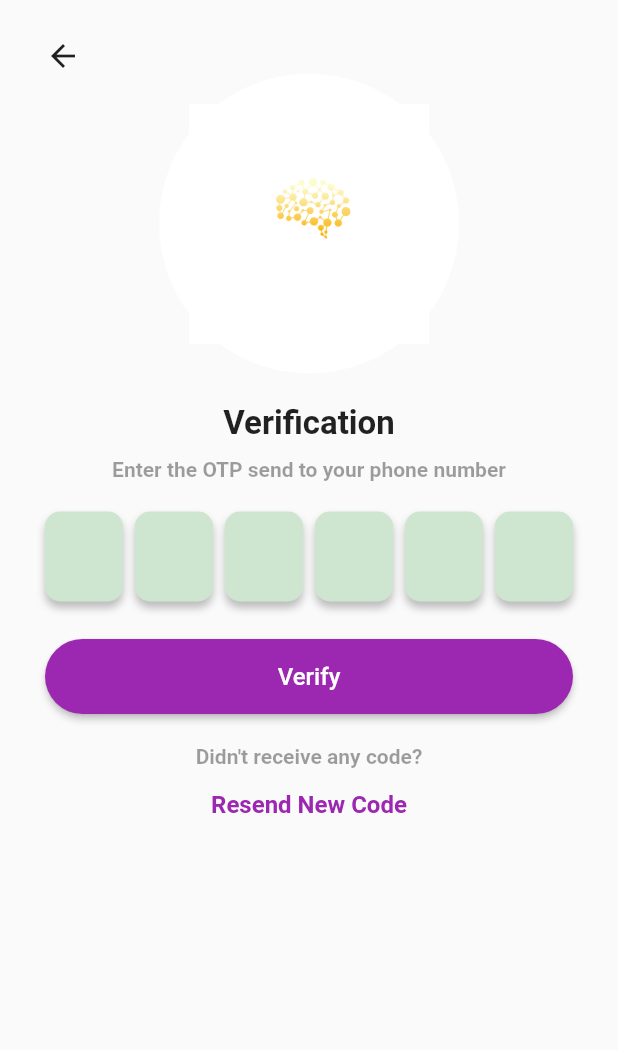
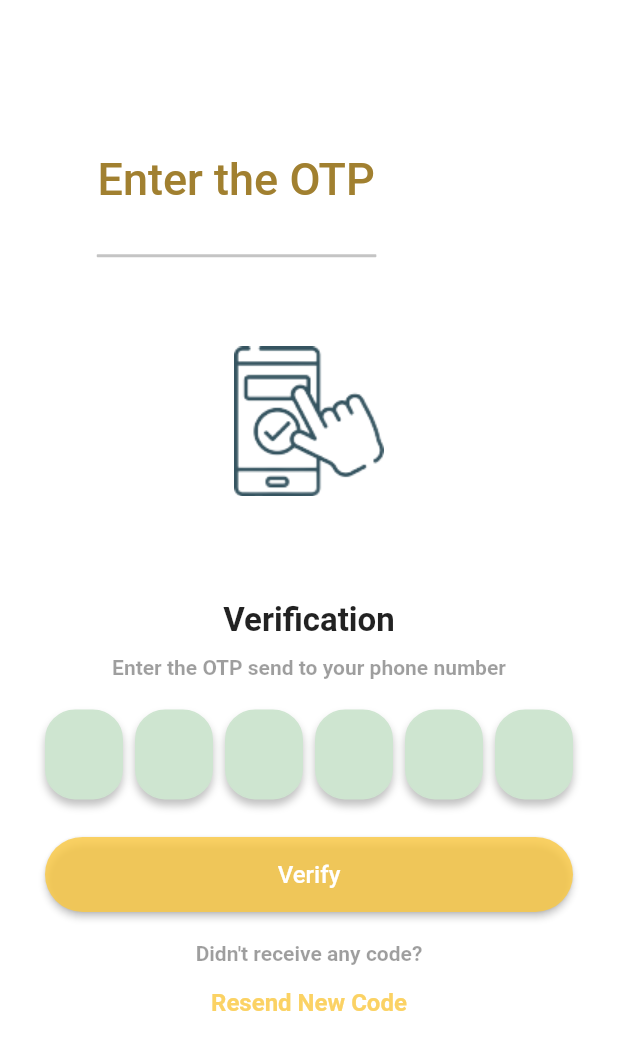
Before and after one commit to Avaneesh8/OnLearner, a Flutter app: the OtpScreen screen opened directly with empty values, on a phone screen of 412 x 824 dp. Shown: the top 1050 px of the screen. Run offline on Flutter 3.47's test engine with Material 2 defaults, Android fonts, the phone set to English and light mode, and no system bars; drawn by our look-alikes of pinput; our stand-ins replace cloud_firestore, country_picker, firebase_auth, firebase_core, firebase_storage, image_picker and 1 more; accounts and stored records are empty; Roboto replaces fonts that are missing (Poppins).

Commit message:
OTP screen UI updated

```diff
--- a/lib/main.dart
+++ b/lib/main.dart
@@ -1,6 +1,7 @@
 import 'package:firebase_core/firebase_core.dart';
 import 'package:flutter/material.dart';
 import 'package:onlearner/provider/auth_provider.dart';
+import 'package:onlearner/screens/WelcomeScreen.dart';
 import 'package:onlearner/screens/splash_screen.dart';
 import 'package:provider/provider.dart';
 
@@ -27,7 +28,7 @@ class MyApp extends StatelessWidget {
 
         primarySwatch: Colors.blue,
       ),
-      home: SplashScreen(),
+      home: WelcomeScreen(),
     );
   }
 }
--- a/lib/screens/otp_screen.dart
+++ b/lib/screens/otp_screen.dart
@@ -28,22 +28,57 @@ class _OtpScreenState extends State<OtpScreen> {
         child: isLoading == true
             ? const Center(
           child: CircularProgressIndicator(
-            color: Colors.purple,
+            color: Color(0xFFA18030),
           ),
         )
-            : Center(
+            : SingleChildScrollView(
+              child: Container(
+          color: Colors.white,
+                child: Center(
           child: Padding(
                 padding:
                 const EdgeInsets.symmetric(vertical: 25, horizontal: 30),
                 child: Column(
                   children: [
-                Align(
+                    SizedBox(
+                      height: MediaQuery.of(context).size.height*.08,
+                    ),
+                    Padding(
+                      padding: const EdgeInsets.only(left: 35,bottom: 30),
+                      child: Align(
                         alignment: Alignment.topLeft,
-                  child: GestureDetector(
-                    onTap: () => Navigator.of(context).pop(),
-                    child: const Icon(Icons.arrow_back),
+                        child: Text(
+                          'Enter the OTP',
+                          textAlign: TextAlign.left,
+                          style: TextStyle(
+                            color: Color(0xFFA18030),
+                            fontSize: 30,
+                            fontFamily: 'Poppins',
+                            fontWeight: FontWeight.w500,
+                            height: 1.63,
                           ),
                         ),
+                      ),
+                    ),
+                    Padding(
+                      padding: const EdgeInsets.only(left: 35,bottom: 10),
+                      child: Align(
+                        alignment: Alignment.topLeft,
+                        child: Container(
+                          width: MediaQuery.of(context).size.width*.45,
+                          decoration: ShapeDecoration(
+                            shape: RoundedRectangleBorder(
+                              side: BorderSide(
+                                width: 1,
+                                strokeAlign: BorderSide.strokeAlignCenter,
+                                color: Color(0xFFC4C4C4),
+                              ),
+                            ),
+                          ),
+                        ),
+                      ),
+                    ),
+
                     Container(
                       width: 200,
                       height: 200,
@@ -53,7 +88,7 @@ class _OtpScreenState extends State<OtpScreen> {
                         color: Colors.white,
                       ),
                       child: Image.asset(
-                    "images/onlearner_whitelogo.png",
+                        "images/otp_screen.png",
                       ),
                     ),
                     const SizedBox(height: 20),
@@ -91,7 +126,7 @@ class _OtpScreenState extends State<OtpScreen> {
                             ),
                           ],
                           color: Color(0xFFCEE5D0),
-                      borderRadius: BorderRadius.circular(10),
+                          borderRadius: BorderRadius.circular(20),
                           border: Border.all(
                             color: Color(0xFFCEE5D0),
                           ),
@@ -137,10 +172,12 @@ class _OtpScreenState extends State<OtpScreen> {
                       style: TextStyle(
                         fontSize: 16,
                         fontWeight: FontWeight.bold,
-                    color: Colors.purple,
+                        color: Color.fromRGBO(250, 201, 69, .83),
                       ),
                     ),
                   ],
+                ),
+          ),
         ),
               ),
             ),
@@ -161,7 +198,7 @@ class _OtpScreenState extends State<OtpScreen> {
               (value) async {
             if (value == true) {
               // user exists in our app
-              /*ap.getDataFromFirestore().then(
+              ap.getDataFromFirestore().then(
                     (value) => ap.saveUserDataToSP().then(
                       (value) => ap.setSignIn().then(
                         (value) => Navigator.pushAndRemoveUntil(
@@ -172,7 +209,7 @@ class _OtpScreenState extends State<OtpScreen> {
                             (route) => false),
                   ),
                 ),
-              );*/
+              );
             } else {
               // new user
               Navigator.pushAndRemoveUntil(
--- a/lib/widgets/custom_button.dart
+++ b/lib/widgets/custom_button.dart
@@ -12,7 +12,7 @@ class CustomButton extends StatelessWidget {
       onPressed: onPressed,
       style: ButtonStyle(
         foregroundColor: MaterialStateProperty.all<Color>(Colors.white),
-        backgroundColor: MaterialStateProperty.all<Color>(Colors.purple),
+        backgroundColor: MaterialStateProperty.all<Color>(Color.fromRGBO(250, 201, 69, .83),),
         shape: MaterialStateProperty.all<RoundedRectangleBorder>(
           RoundedRectangleBorder(
             borderRadius: BorderRadius.circular(25.0),
```
Also changed, not shown: lib/screens/WelcomeScreen.dart (added, +85 -0 lines), images/otp_screen.png (added). Lines whose indentation alone changed are shown as unchanged.
